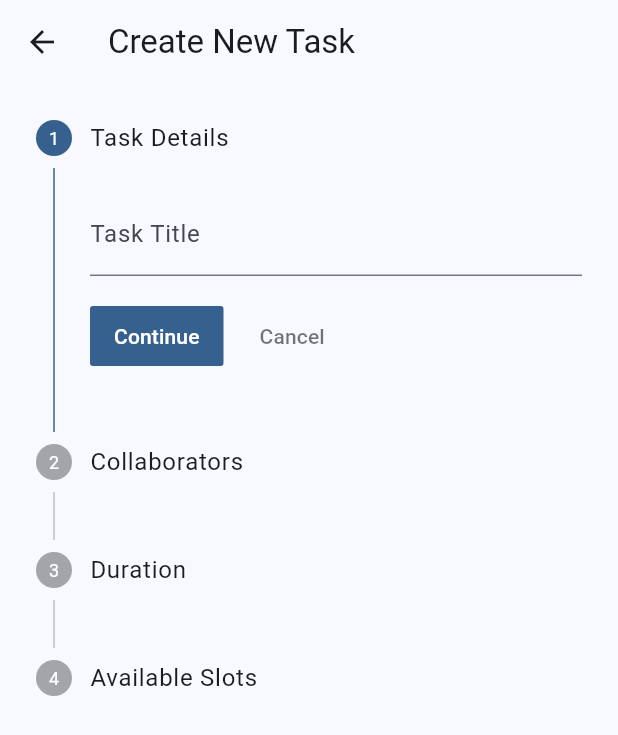
After one commit to amarjithp/team_scheduler, a Flutter app: the AvailabilityPage screen opened directly, after a tap on the "add task" icon, on a phone screen of 412 x 824 dp. The commit adds this screen. Shown: the top 735 px of the screen. Run offline on Flutter 3.47's test engine with Material 3 defaults, Android fonts, the phone set to English and light mode, and no system bars; our stand-ins replace equatable, flutter_bloc, flutter_dotenv, image_picker, shared_preferences, supabase_flutter; accounts and stored records are empty.

Commit message:
added slot overlap algorithm, task creation page

```diff
--- /dev/null
+++ b/lib/data/models/task_model.dart
@@ -0,0 +1,3 @@
+class TaskModel {
+  // ...
+}
--- a/lib/data/repositories/auth_repository.dart
+++ b/lib/data/repositories/auth_repository.dart
@@ -53,4 +53,13 @@ class AuthRepository {
       throw Exception('Failed to sign up: $e');
     }
   }
+
+  Future<List<UserModel>> getAllUsers() async {
+    try {
+      final response = await supabase.from('users').select();
+      return (response as List).map((e) => UserModel.fromMap(e)).toList();
+    } catch (e) {
+      throw Exception('Failed to fetch users: $e');
+    }
+  }
 }
--- /dev/null
+++ b/lib/data/repositories/task_repository.dart
@@ -0,0 +1,100 @@
+import 'package:flutter/material.dart';
+import 'package:team_scheduler/data/models/availability_model.dart';
+import 'package:team_scheduler/main.dart';
+import 'package:team_scheduler/data/models/task_model.dart';
+
+class _TimeEvent implements Comparable<_TimeEvent> {
+  final DateTime time;
+  final int type;
+
+  _TimeEvent(this.time, this.type);
+
+  @override
+  int compareTo(_TimeEvent other) {
+    if (time.isAtSameMomentAs(other.time)) {
+      return other.type.compareTo(type);
+    }
+    return time.compareTo(other.time);
+  }
+}
+
+class TaskRepository {
+  Future<List<DateTimeRange>> findCommonSlots({
+    required List<String> collaboratorIds,
+    required Duration duration,
+  }) async {
+    print('🔍 Finding slots for collaborators: $collaboratorIds with duration: $duration');
+
+    if (collaboratorIds.isEmpty) return [];
+
+    final response = await supabase
+        .from('availability')
+        .select()
+        .inFilter('user_id', collaboratorIds)
+        .gte('start_time', DateTime.now().toIso8601String());
+
+    final allSlots = (response as List).map((e) => AvailabilityModel.fromMap(e)).toList();
+        print('✅ Fetched ${allSlots.length} availability slots from Supabase.');
+
+    final events = <_TimeEvent>[];
+    for (final slot in allSlots) {
+      events.add(_TimeEvent(slot.startTime, 1));
+      events.add(_TimeEvent(slot.endTime, -1));
+    }
+    events.sort();
+     print('📅 Generated ${events.length} timeline events.');
+
+    final commonRanges = <DateTimeRange>[];
+    int availableCount = 0;
+    DateTime? potentialStart;
+
+    for (final event in events) {
+      if (potentialStart != null && event.time.isAfter(potentialStart)) {
+        if (availableCount == collaboratorIds.length) {
+          commonRanges.add(DateTimeRange(start: potentialStart, end: event.time));
+        }
+      }
+
+      availableCount += event.type;
+      potentialStart = event.time;
+    }
+    print('🤝 Found ${commonRanges.length} common raw ranges: $commonRanges');
+
+    final finalSlots = <DateTimeRange>[];
+    for (final range in commonRanges) {
+      DateTime slotStart = range.start;
+      while(slotStart.add(duration).isBefore(range.end) || slotStart.add(duration).isAtSameMomentAs(range.end)) {
+        finalSlots.add(DateTimeRange(start: slotStart, end: slotStart.add(duration)));
+        slotStart = slotStart.add(const Duration(minutes: 15));
+      }
+    }
+print('🏁 Returning ${finalSlots.length} final slots.');
+    return finalSlots;
+  }
+
+  Future<void> createTask({
+    required String title,
+    required String createdBy,
+    required DateTime startTime,
+    required DateTime endTime,
+    required List<String> collaboratorIds,
+  }) async {
+    final taskResponse = await supabase
+      .from('tasks')
+      .insert({
+        'title': title,
+        'created_by': createdBy,
+        'start_time': startTime.toIso8601String(),
+        'end_time': endTime.toIso8601String(),
+      })
+      .select('id')
+      .single();
+
+    final taskId = taskResponse['id'];
+    final collaboratorMaps = collaboratorIds
+      .map((userId) => {'task_id': taskId, 'user_id': userId})
+      .toList();
+
+    await supabase.from('task_collaborators').insert(collaboratorMaps);
+  }
+}
--- a/lib/main.dart
+++ b/lib/main.dart
@@ -3,6 +3,7 @@ import 'package:flutter_bloc/flutter_bloc.dart';
 import 'package:flutter_dotenv/flutter_dotenv.dart';
 import 'package:supabase_flutter/supabase_flutter.dart';
 import 'package:team_scheduler/data/repositories/auth_repository.dart';
+import 'package:team_scheduler/data/repositories/task_repository.dart';
 import 'package:team_scheduler/presentation/cubits/auth/auth_cubit.dart';
 import 'package:team_scheduler/presentation/pages/onboarding_page.dart';
 import 'package:team_scheduler/data/repositories/availability_repository.dart';
@@ -30,6 +31,7 @@ class MyApp extends StatelessWidget {
       providers: [
         RepositoryProvider(create: (context) => AuthRepository()),
         RepositoryProvider(create: (context) => AvailabilityRepository()),
+        RepositoryProvider(create: (context) => TaskRepository()),
       ],
       child: MaterialApp(
         title: 'Team Scheduler',
--- /dev/null
+++ b/lib/presentation/cubits/task_creation/task_creation_cubit.dart
@@ -0,0 +1,76 @@
+import 'package:flutter/material.dart';
+import 'package:flutter_bloc/flutter_bloc.dart';
+import 'package:equatable/equatable.dart';
+import 'package:shared_preferences/shared_preferences.dart';
+import 'package:team_scheduler/data/models/user_model.dart';
+import 'package:team_scheduler/data/repositories/auth_repository.dart';
+import 'package:team_scheduler/data/repositories/task_repository.dart';
+
+part 'task_creation_state.dart';
+
+class TaskCreationCubit extends Cubit<TaskCreationState> {
+  final AuthRepository _authRepository;
+  final TaskRepository _taskRepository;
+  String? _currentUserId;
+
+  TaskCreationCubit(this._authRepository, this._taskRepository) : super(const TaskCreationState());
+
+  Future<void> init() async {
+    final prefs = await SharedPreferences.getInstance();
+    _currentUserId = prefs.getString('user_id');
+    final users = await _authRepository.getAllUsers();
+    // Exclude the current user from the collaborator list
+    final otherUsers = users.where((user) => user.id != _currentUserId).toList();
+    emit(state.copyWith(allUsers: otherUsers));
+  }
+
+  void titleChanged(String title) => emit(state.copyWith(title: title));
+
+  void collaboratorToggled(UserModel user) {
+    final updatedSet = Set<UserModel>.from(state.selectedCollaborators);
+    if (updatedSet.contains(user)) {
+      updatedSet.remove(user);
+    } else {
+      updatedSet.add(user);
+    }
+    emit(state.copyWith(selectedCollaborators: updatedSet));
+  }
+
+  void durationChanged(int duration) => emit(state.copyWith(durationInMinutes: duration));
+
+  Future<void> findSlots() async {
+    if (state.durationInMinutes == null || state.selectedCollaborators.isEmpty || _currentUserId == null) return;
+
+    emit(state.copyWith(status: SlotFindingStatus.loading));
+    try {
+      final collaboratorIds = state.selectedCollaborators.map((u) => u.id).toList();
+      // Add the current user to the list for slot finding
+      collaboratorIds.add(_currentUserId!);
+
+      final slots = await _taskRepository.findCommonSlots(
+        collaboratorIds: collaboratorIds,
+        duration: Duration(minutes: state.durationInMinutes!),
+      );
+      emit(state.copyWith(status: SlotFindingStatus.success, availableSlots: slots));
+    } catch (e) {
+      emit(state.copyWith(status: SlotFindingStatus.failure));
+    }
+  }
+
+  void selectSlot(DateTimeRange slot) => emit(state.copyWith(selectedSlot: slot));
+
+  Future<void> createTask() async {
+    if (state.title.isEmpty || state.selectedSlot == null || _currentUserId == null) return;
+
+    final collaboratorIds = state.selectedCollaborators.map((u) => u.id).toList();
+    collaboratorIds.add(_currentUserId!);
+
+    await _taskRepository.createTask(
+      title: state.title,
+      createdBy: _currentUserId!,
+      startTime: state.selectedSlot!.start,
+      endTime: state.selectedSlot!.end,
+      collaboratorIds: collaboratorIds,
+    );
+  }
+}
--- /dev/null
+++ b/lib/presentation/cubits/task_creation/task_creation_state.dart
@@ -0,0 +1,46 @@
+part of 'task_creation_cubit.dart';
+
+enum SlotFindingStatus { initial, loading, success, failure }
+
+class TaskCreationState extends Equatable {
+  final String title;
+  final List<UserModel> allUsers;
+  final Set<UserModel> selectedCollaborators;
+  final int? durationInMinutes;
+  final SlotFindingStatus status;
+  final List<DateTimeRange> availableSlots;
+  final DateTimeRange? selectedSlot;
+
+  const TaskCreationState({
+    this.title = '',
+    this.allUsers = const [],
+    this.selectedCollaborators = const {},
+    this.durationInMinutes,
+    this.status = SlotFindingStatus.initial,
+    this.availableSlots = const [],
+    this.selectedSlot,
+  });
+
+  TaskCreationState copyWith({
+    String? title,
+    List<UserModel>? allUsers,
+    Set<UserModel>? selectedCollaborators,
+    int? durationInMinutes,
+    SlotFindingStatus? status,
+    List<DateTimeRange>? availableSlots,
+    DateTimeRange? selectedSlot,
+  }) {
+    return TaskCreationState(
+      title: title ?? this.title,
+      allUsers: allUsers ?? this.allUsers,
+      selectedCollaborators: selectedCollaborators ?? this.selectedCollaborators,
+      durationInMinutes: durationInMinutes ?? this.durationInMinutes,
+      status: status ?? this.status,
+      availableSlots: availableSlots ?? this.availableSlots,
+      selectedSlot: selectedSlot ?? this.selectedSlot,
+    );
+  }
+
+  @override
+  List<Object?> get props => [title, allUsers, selectedCollaborators, durationInMinutes, status, availableSlots, selectedSlot];
+}
--- a/lib/presentation/pages/availability_page.dart
+++ b/lib/presentation/pages/availability_page.dart
@@ -1,7 +1,11 @@
 import 'package:flutter/material.dart';
 import 'package:flutter_bloc/flutter_bloc.dart';
 import 'package:intl/intl.dart';
+import 'package:team_scheduler/data/repositories/auth_repository.dart';
+import 'package:team_scheduler/data/repositories/task_repository.dart';
 import 'package:team_scheduler/presentation/cubits/availability/availability_cubit.dart';
+import 'package:team_scheduler/presentation/cubits/task_creation/task_creation_cubit.dart';
+import 'package:team_scheduler/presentation/pages/create_task_page.dart';
 import 'package:team_scheduler/presentation/widgets/add_slot_dialog.dart';
 
 class AvailabilityPage extends StatelessWidget {
@@ -10,50 +14,121 @@ class AvailabilityPage extends StatelessWidget {
   @override
   Widget build(BuildContext context) {
     return Scaffold(
-      appBar: AppBar(title: const Text('My Availability')),
+      appBar: AppBar(
+        title: const Text('My Availability'),
+        actions: [
+          IconButton(
+            icon: const Icon(Icons.add_task),
+            tooltip: 'Create Task',
+            onPressed: () {
+              Navigator.of(context).push(
+                MaterialPageRoute(
+                  builder: (_) => BlocProvider(
+                    create: (context) => TaskCreationCubit(
+                      context.read<AuthRepository>(),
+                      context.read<TaskRepository>(),
+                    )..init(), // Initialize the cubit to fetch users
+                    child: const CreateTaskPage(),
+                  ),
+                ),
+              );
+            },
+          )
+        ],
+      ),
       body: BlocBuilder<AvailabilityCubit, AvailabilityState>(
         builder: (context, state) {
           if (state is AvailabilityLoading || state is AvailabilityInitial) {
             return const Center(child: CircularProgressIndicator());
           }
           if (state is AvailabilityError) {
-            return Center(child: Text('Error: ${state.message}'));
+            return Center(
+              child: Padding(
+                padding: const EdgeInsets.all(16.0),
+                child: Text(
+                  'Error loading availability: ${state.message}',
+                  textAlign: TextAlign.center,
+                  style: TextStyle(color: Theme.of(context).colorScheme.error),
+                ),
+              ),
+            );
           }
           if (state is AvailabilityLoaded) {
             if (state.slots.isEmpty) {
               return const Center(
-                child: Text('You have no availability slots.\nAdd one to get started!', textAlign: TextAlign.center),
+                child: Text(
+                  'You have no availability slots.\nAdd one to get started!',
+                  textAlign: TextAlign.center,
+                ),
               );
             }
+            // Display the list of availability slots
             return ListView.builder(
+              padding: const EdgeInsets.symmetric(vertical: 8.0),
               itemCount: state.slots.length,
               itemBuilder: (context, index) {
                 final slot = state.slots[index];
-                final dayFormatter = DateFormat('E, MMM d');
+                final dayFormatter = DateFormat('E, MMM d, yyyy');
                 final timeFormatter = DateFormat('h:mm a');
-                return ListTile(
-                  title: Text(dayFormatter.format(slot.startTime), style: const TextStyle(fontWeight: FontWeight.bold)),
-                  subtitle: Text('${timeFormatter.format(slot.startTime)} - ${timeFormatter.format(slot.endTime)}'),
+
+                return Card(
+                  margin: const EdgeInsets.symmetric(horizontal: 16.0, vertical: 4.0),
+                  child: ListTile(
+                    title: Text(
+                      dayFormatter.format(slot.startTime),
+                      style: const TextStyle(fontWeight: FontWeight.bold),
+                    ),
+                    subtitle: Text(
+                      '${timeFormatter.format(slot.startTime)} - ${timeFormatter.format(slot.endTime)}',
+                    ),
                     trailing: IconButton(
-                    icon: const Icon(Icons.delete_outline, color: Colors.red),
-                    onPressed: () => context.read<AvailabilityCubit>().deleteSlot(slot.id),
+                      icon: Icon(Icons.delete_outline, color: Colors.red.shade400),
+                      onPressed: () {
+                        // Show a confirmation dialog before deleting
+                        showDialog(
+                          context: context,
+                          builder: (dialogContext) => AlertDialog(
+                            title: const Text('Delete Slot?'),
+                            content: const Text('Are you sure you want to delete this availability slot?'),
+                            actions: [
+                              TextButton(
+                                onPressed: () => Navigator.of(dialogContext).pop(),
+                                child: const Text('Cancel'),
+                              ),
+                              TextButton(
+                                onPressed: () {
+                                  context.read<AvailabilityCubit>().deleteSlot(slot.id);
+                                  Navigator.of(dialogContext).pop();
+                                },
+                                child: const Text('Delete'),
+                              ),
+                            ],
+                          ),
+                        );
+                      },
+                    ),
                   ),
                 );
               },
             );
           }
-          return const SizedBox.shrink();
+          // Fallback for any other unhandled state
+          return const Center(child: Text('An unexpected error occurred.'));
         },
       ),
-      floatingActionButton: FloatingActionButton(
-        onPressed: () => showDialog(
+      floatingActionButton: FloatingActionButton.extended(
+        onPressed: () {
+          showDialog(
             context: context,
+            // Provide the existing Cubit instance to the dialog
             builder: (_) => BlocProvider.value(
               value: context.read<AvailabilityCubit>(),
               child: const AddSlotDialog(),
             ),
-        ),
-        child: const Icon(Icons.add),
+          );
+        },
+        icon: const Icon(Icons.add),
+        label: const Text('Add Slot'),
       ),
     );
   }
--- /dev/null
+++ b/lib/presentation/pages/create_task_page.dart
@@ -0,0 +1,127 @@
+import 'package:flutter/material.dart';
+import 'package:flutter_bloc/flutter_bloc.dart';
+import 'package:intl/intl.dart';
+import 'package:team_scheduler/presentation/cubits/task_creation/task_creation_cubit.dart';
+
+class CreateTaskPage extends StatefulWidget {
+  const CreateTaskPage({super.key});
+  @override
+  State<CreateTaskPage> createState() => _CreateTaskPageState();
+}
+
+class _CreateTaskPageState extends State<CreateTaskPage> {
+  int _currentStep = 0;
+  final List<int> _durations = [15, 30, 45, 60];
+
+  @override
+  Widget build(BuildContext context) {
+    return Scaffold(
+      appBar: AppBar(title: const Text('Create New Task')),
+      body: BlocConsumer<TaskCreationCubit, TaskCreationState>(
+        listener: (context, state) {
+          // Can show snackbars on success/failure here
+        },
+        builder: (context, state) {
+          return Stepper(
+            currentStep: _currentStep,
+            onStepContinue: () {
+              if (_currentStep == 2) {
+                context.read<TaskCreationCubit>().findSlots();
+              }
+              if (_currentStep < 3) {
+                setState(() => _currentStep += 1);
+              } else {
+                // This is the final step: "Create Task"
+                context.read<TaskCreationCubit>().createTask();
+                Navigator.of(context).pop(); // Go back after creation
+              }
+            },
+            onStepCancel: () {
+              if (_currentStep > 0) setState(() => _currentStep -= 1);
+            },
+            steps: [
+              Step(
+                title: const Text('Task Details'),
+                content: TextField(
+                  onChanged: (value) => context.read<TaskCreationCubit>().titleChanged(value),
+                  decoration: const InputDecoration(labelText: 'Task Title'),
+                ),
+                isActive: _currentStep >= 0,
+              ),
+              Step(
+                title: const Text('Collaborators'),
+                content: SizedBox(
+                  height: 200, // Constrain height for the list
+                  child: ListView.builder(
+                    itemCount: state.allUsers.length,
+                    itemBuilder: (ctx, index) {
+                      final user = state.allUsers[index];
+                      return CheckboxListTile(
+                        title: Text(user.name),
+                        value: state.selectedCollaborators.contains(user),
+                        onChanged: (_) => context.read<TaskCreationCubit>().collaboratorToggled(user),
+                      );
+                    },
+                  ),
+                ),
+                isActive: _currentStep >= 1,
+              ),
+              Step(
+                title: const Text('Duration'),
+                content: DropdownButtonFormField<int>(
+                  hint: const Text('Select Duration (minutes)'),
+                  value: state.durationInMinutes,
+                  items: _durations
+                      .map((d) => DropdownMenuItem(value: d, child: Text('$d minutes')))
+                      .toList(),
+                  onChanged: (value) {
+                    if (value != null) {
+                       context.read<TaskCreationCubit>().durationChanged(value);
+                    }
+                  },
+                ),
+                isActive: _currentStep >= 2,
+              ),
+              Step(
+                title: const Text('Available Slots'),
+                content: _buildSlotList(state),
+                isActive: _currentStep >= 3,
+              ),
+            ],
+          );
+        },
+      ),
+    );
+  }
+
+  Widget _buildSlotList(TaskCreationState state) {
+    switch (state.status) {
+      case SlotFindingStatus.loading:
+        return const Center(child: CircularProgressIndicator());
+      case SlotFindingStatus.failure:
+        return const Text('Failed to find slots. Please try again.');
+      case SlotFindingStatus.success:
+        if (state.availableSlots.isEmpty) {
+          return const Text('No common slots found for the selected team and duration.');
+        }
+        return SizedBox(
+          height: 300,
+          child: ListView.builder(
+            itemCount: state.availableSlots.length,
+            itemBuilder: (ctx, index) {
+              final slot = state.availableSlots[index];
+              final formatter = DateFormat('E, MMM d  h:mm a');
+              final isSelected = state.selectedSlot == slot;
+              return ListTile(
+                title: Text(formatter.format(slot.start)),
+                tileColor: isSelected ? Theme.of(context).primaryColorLight : null,
+                onTap: () => context.read<TaskCreationCubit>().selectSlot(slot),
+              );
+            },
+          ),
+        );
+      default:
+        return const Text('Select collaborators and duration to find slots.');
+    }
+  }
+}
```
Lines whose indentation alone changed are shown as unchanged.
